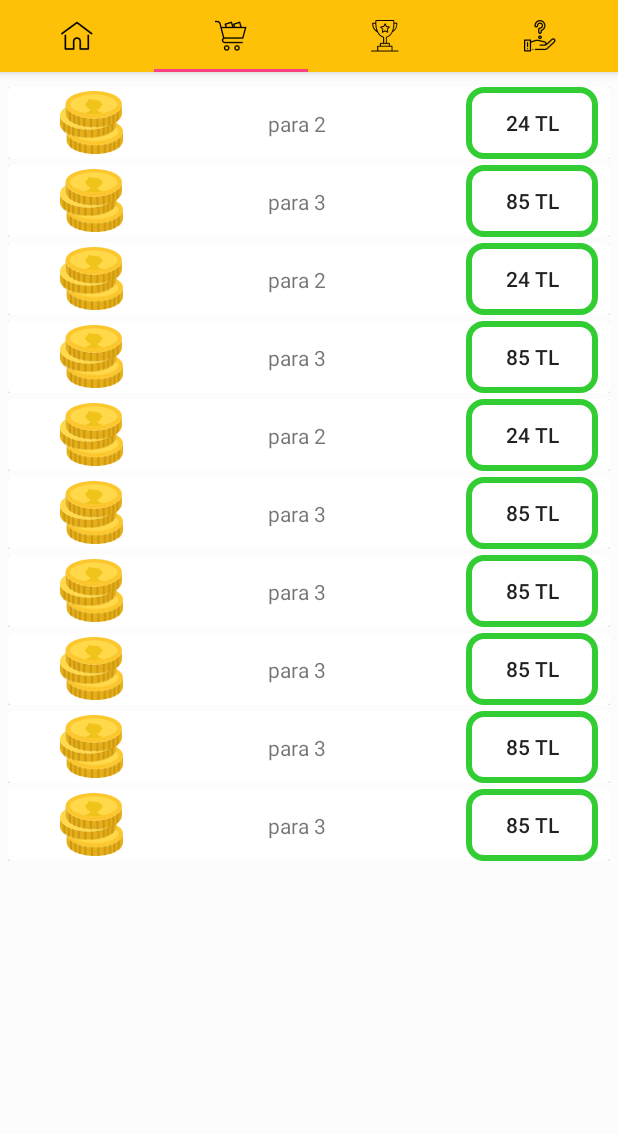
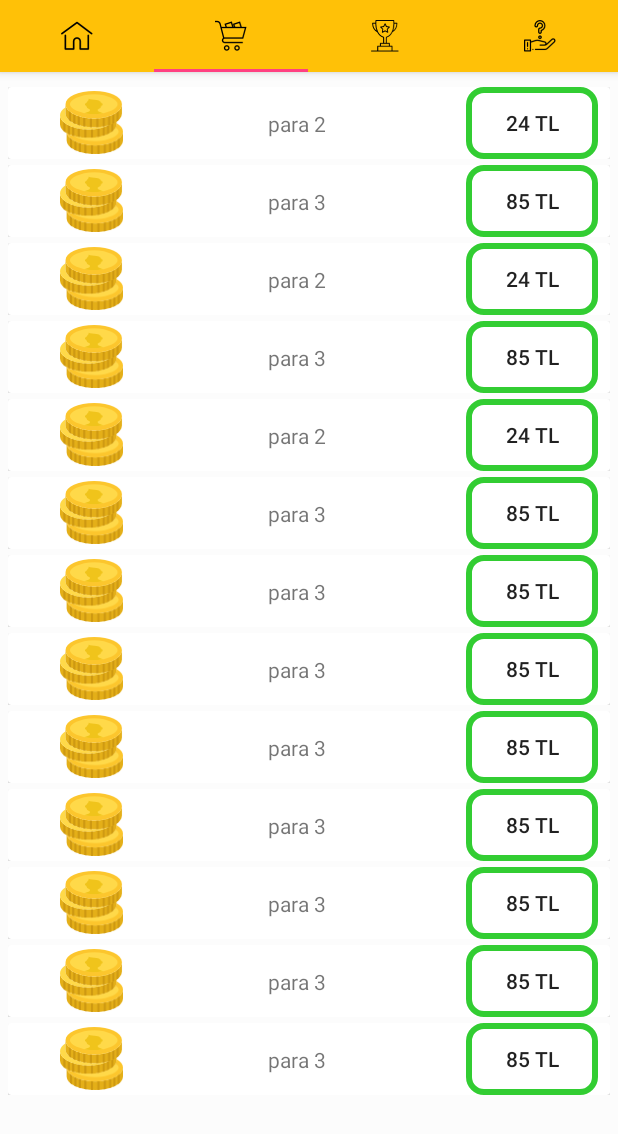
Before and after one commit to CumaSoyak/Wise-UP, an Android app: the screen it shows after launch once a user with an empty profile is signed in (MainActivity), tab 2 chosen, on a phone screen of 412 x 824 dp. Shown: the top 1134 px of the screen. Run offline under Robolectric (Android 15) with nearby library versions, the phone set to English and light mode, and no system bars; our stand-ins replace Firebase (no records; nobody signed in at launch, a user with empty details on screens opened directly).

Commit message:
scrollviewler eklendi

```diff
--- a/app/src/main/java/com/example/cuma/tinder/Fragment/ShopFragment.java
+++ b/app/src/main/java/com/example/cuma/tinder/Fragment/ShopFragment.java
@@ -50,6 +50,9 @@ public class ShopFragment extends Fragment {
         satinalList.add(new Satinal("para 3",R.drawable.coins,"85 tl"));
         satinalList.add(new Satinal("para 3",R.drawable.coins,"85 tl"));
         satinalList.add(new Satinal("para 3",R.drawable.coins,"85 tl"));
+        satinalList.add(new Satinal("para 3",R.drawable.coins,"85 tl"));
+        satinalList.add(new Satinal("para 3",R.drawable.coins,"85 tl"));
+        satinalList.add(new Satinal("para 3",R.drawable.coins,"85 tl"));
           satinalAdapter.notifyDataSetChanged();
 
 
--- a/app/src/main/res/layout/fragment_shop.xml
+++ b/app/src/main/res/layout/fragment_shop.xml
@@ -7,10 +7,15 @@
     android:background="@color/backgroundcolor"
     >
 
-    <android.support.v7.widget.RecyclerView
-        android:id="@+id/recycler_view_shop"
+    <ScrollView
         android:layout_width="match_parent"
-        android:layout_height="match_parent"
-        android:layout_marginTop="10dp"
-        android:scrollbars="vertical" />
+        android:layout_height="wrap_content">
+
+        <android.support.v7.widget.RecyclerView
+            android:id="@+id/recycler_view_shop"
+            android:layout_width="match_parent"
+            android:layout_height="match_parent"
+            android:layout_marginTop="10dp"
+            android:scrollbars="vertical" />
+    </ScrollView>
 </android.support.constraint.ConstraintLayout>
```
